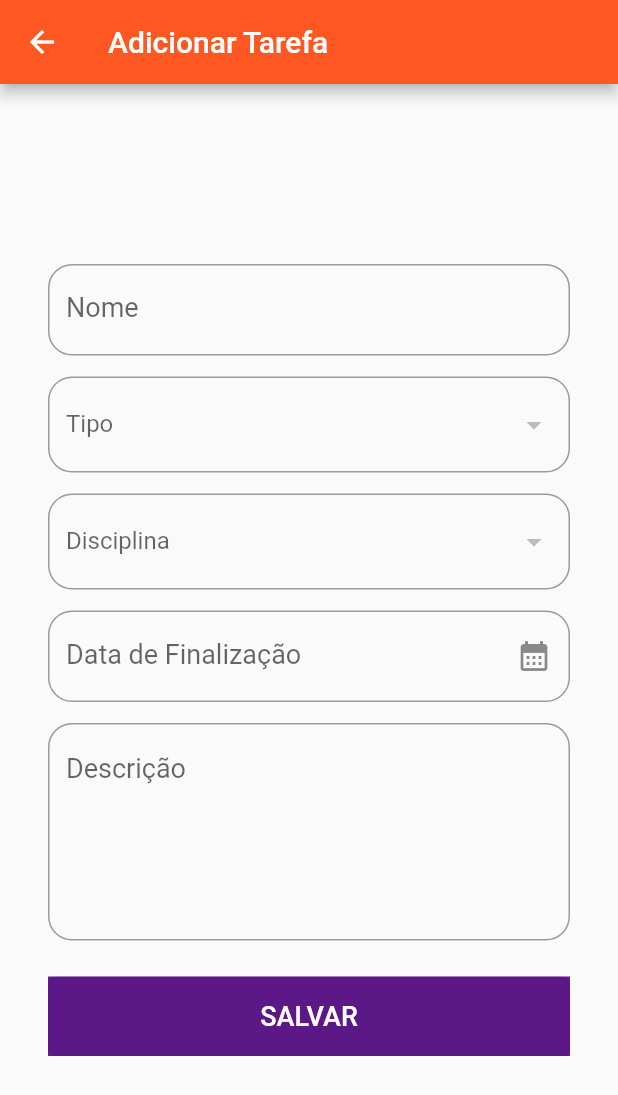
After one commit to GL-Tech-Solutions/to-do-list-universitario, a Flutter app: the screen it shows after launch, item 3 of the bottom bar chosen, after a tap on the "add" icon, on a phone screen of 412 x 824 dp. The commit adds this screen. Shown: the top 1095 px of the screen. Run offline on Flutter 3.47's test engine with Material 2 defaults, Android fonts, the phone set to English and light mode, and no system bars; our stand-ins replace shared_preferences.

Commit message:
Commit 8

```diff
--- /dev/null
+++ b/lib/pages/adicionar_tarefa_page.dart
@@ -0,0 +1,145 @@
+import 'package:flutter/material.dart';
+
+class AdiconarTarefaPage extends StatefulWidget {
+  const AdiconarTarefaPage({super.key});
+
+  @override
+  State<AdiconarTarefaPage> createState() => _AdiconarTarefaPageState();
+}
+
+class _AdiconarTarefaPageState extends State<AdiconarTarefaPage> {
+  final _form = GlobalKey<FormState>(); // Gera uma key (identificador) para o formulário
+  final _nome = TextEditingController(); // Permite editar o texto valor e controlá-lo
+  final _tipo = TextEditingController();
+  final _disciplina = TextEditingController();
+  final _data = TextEditingController();
+  final _descricao = TextEditingController();
+
+  @override
+  Widget build(BuildContext context) {
+    return Scaffold(
+      appBar: AppBar(
+        title: Text('Adicionar Tarefa'),
+      ),
+      body: Center(
+        child: Padding(
+          padding: EdgeInsets.all(32),
+          child: SingleChildScrollView(
+            reverse: true,
+            child: Column(
+              mainAxisAlignment: MainAxisAlignment.center,
+              children: <Widget>[
+                Form(
+                  key: _form,
+                  child: Column(
+                    children: [
+                      TextFormField(
+                        maxLines: null,
+                        controller: _nome,
+                        style: TextStyle(fontSize: 18),
+                        decoration: InputDecoration(
+                          border: OutlineInputBorder(
+                            borderRadius: BorderRadius.all(Radius.circular(16))
+                          ),
+                          labelText: 'Nome'
+                        ),
+                      ),
+                      Padding(
+                        padding: EdgeInsets.only(top: 14),
+                        child: DropdownButtonFormField(
+                          items: [],
+                          onChanged: null,
+                          style: TextStyle(fontSize: 18),
+                          decoration: InputDecoration(
+                            border: OutlineInputBorder(
+                              borderRadius: BorderRadius.all(Radius.circular(16))
+                            ),
+                            labelText: 'Tipo'
+                          ),
+                        ),
+                      ),
+                      Padding(
+                        padding: EdgeInsets.only(top: 14),
+                        child: DropdownButtonFormField(
+                          items: [],
+                          onChanged: null,
+                          style: TextStyle(fontSize: 18),
+                          decoration: InputDecoration(
+                            border: OutlineInputBorder(
+                              borderRadius: BorderRadius.all(Radius.circular(16))
+                            ),
+                            labelText: 'Disciplina'
+                          ),
+                        ),
+                      ),
+                      Padding(
+                        padding: EdgeInsets.only(top: 14),
+                        child: TextFormField(
+                          maxLines: null,
+                          controller: _data,
+                          style: TextStyle(fontSize: 18),
+                          decoration: InputDecoration(
+                            border: OutlineInputBorder(
+                              borderRadius: BorderRadius.all(Radius.circular(16))
+                            ),
+                            labelText: 'Data de Finalização',
+                            suffixIcon: IconButton(
+                              onPressed: () => null,
+                              icon: Icon(Icons.calendar_month)
+                            )
+                          ),
+                        ),
+                      ),
+                      Padding(
+                        padding: EdgeInsets.only(top: 14),
+                        child: TextFormField(
+                          maxLines: 5,
+                          controller: _descricao,
+                          style: TextStyle(fontSize: 18),
+                          decoration: InputDecoration(
+                            border: OutlineInputBorder(
+                              borderRadius: BorderRadius.all(Radius.circular(16))
+                            ),
+                            labelText: 'Descrição',
+                            alignLabelWithHint: true
+                          ),
+                        ),
+                      ),
+                    ],
+                  )
+                ),
+                Container(
+                  decoration: BoxDecoration(
+                    color: Colors.purple[800]
+                  ),
+                  alignment: Alignment.bottomCenter,
+                  margin: EdgeInsets.only(top: 24),
+                  child: ElevatedButton(
+                    style: ButtonStyle(
+                    ),
+                    onPressed: null,
+                    child: Row(
+                      mainAxisAlignment: MainAxisAlignment.center,
+                      children: [
+                        Padding(
+                          padding: EdgeInsets.all(16),
+                          child: Text(
+                            'SALVAR',
+                            style: TextStyle(
+                              fontSize: 18,
+                              color: Colors.white
+                            ),
+                          )
+                        )
+                      ],
+                    )
+                  ),
+                ),
+              ],
+            ),
+          ),
+        ),
+      ),
+    );
+  }
+}
--- a/lib/pages/disciplinas_page.dart
+++ b/lib/pages/disciplinas_page.dart
@@ -32,7 +32,6 @@ class _DisciplinasPageState extends State<DisciplinasPage> {
     var split = disciplineName.split(' ');
     String initial = "";
     int limit = 0;
-
 
     for (int i=0; i<split.length; i++)
     {
--- a/lib/pages/tarefas_page.dart
+++ b/lib/pages/tarefas_page.dart
@@ -1,5 +1,6 @@
 import 'package:flutter/gestures.dart';
 import 'package:flutter/material.dart';
+import 'package:flutter_aula_1/pages/adicionar_tarefa_page.dart';
 import 'package:flutter_aula_1/pages/tarefas_detalhes_page.dart';
 import 'package:flutter_aula_1/repositories/listar_tarefas_repository.dart';
 import 'package:flutter_aula_1/repositories/tarefa_respository.dart';
@@ -16,7 +17,7 @@ class TarefasPage extends StatefulWidget {
   State<TarefasPage> createState() => _TarefasPageState();
 }
 
-//! Sperar widgets e métodos em outras classes o mais rápido possível
+//TODO Separar widgets e métodos em outras classes o mais rápido possível
 class _TarefasPageState extends State<TarefasPage> with SingleTickerProviderStateMixin {
   List<Tarefa> tabela = TarefaRepository.tabela;
   late ListarTarefasRepository tarefas;
@@ -161,12 +162,22 @@ class _TarefasPageState extends State<TarefasPage> with SingleTickerProviderStat
     );
   }
 
+  adicionarTarefa() {
+    Navigator.push(
+      context,
+      MaterialPageRoute(
+        builder: (_) => AdiconarTarefaPage(),
+      ),
+    );
+  }
+
   void limparSelecionadas()
   {
     setState(() {
       selecionadas = [];
     });
   }
+
   @override
   Widget build(BuildContext context) {
     // provider = Provider.of<ProviderListar>(context);
@@ -424,7 +435,7 @@ class _TarefasPageState extends State<TarefasPage> with SingleTickerProviderStat
             ),
           ),
           floatingActionButton: FloatingActionButton(
-            onPressed: null,
+            onPressed: (() => adicionarTarefa()),
             elevation: 5,
             backgroundColor: Colors.deepOrange[400],
             child: Icon(Icons.add, size: 30,)
```
Lines whose indentation alone changed are shown as unchanged.
